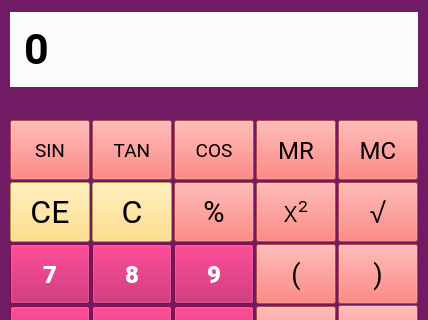
This is calculator.ui in tonyeko/Calculator as Qt 5 draws it before an edit; both pictures show x 0 to 428 and y 0 to 320 of the 428 by 500 pixel window. The edited form follows.
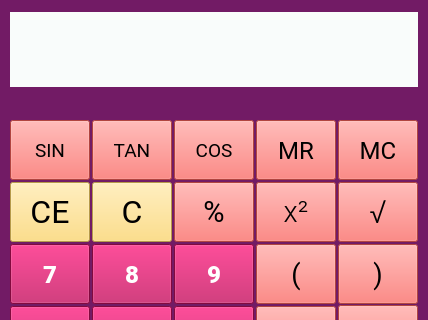
This is the edited form. Icons and pictures are not drawn.

Patch:
```diff
--- a/calculator.ui
+++ b/calculator.ui
@@ -493,7 +493,7 @@
 }</string>
     </property>
     <property name="text">
-     <string>0</string>
+     <string/>
     </property>
    </widget>
    <widget class="QPushButton" name="btnClear">
```
